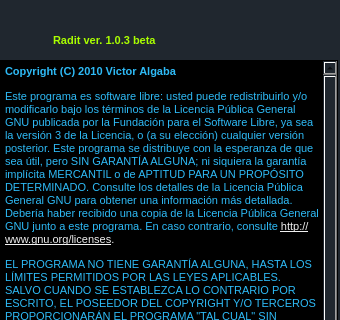
This is FrmAcercaDe.ui in ifara/radit-automation as Qt 5 draws it before an edit; both pictures show x 0 to 340 and y 0 to 320 of the 340 by 500 pixel window. The edited form follows.
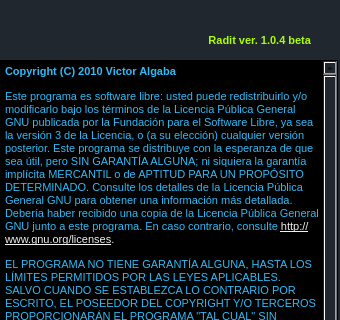
This is the edited form. Icons and pictures are not drawn.

```diff
--- a/FrmAcercaDe.ui
+++ b/FrmAcercaDe.ui
@@ -49,7 +49,10 @@
     <string notr="true">color: rgb(170, 255, 0);</string>
    </property>
    <property name="text">
-    <string> Radit ver. 1.0.3 beta</string>
+    <string> Radit ver. 1.0.4 beta</string>
+   </property>
+   <property name="alignment">
+    <set>Qt::AlignRight|Qt::AlignTrailing|Qt::AlignVCenter</set>
    </property>
   </widget>
   <widget class="QTextBrowser" name="textBrowser">
```
